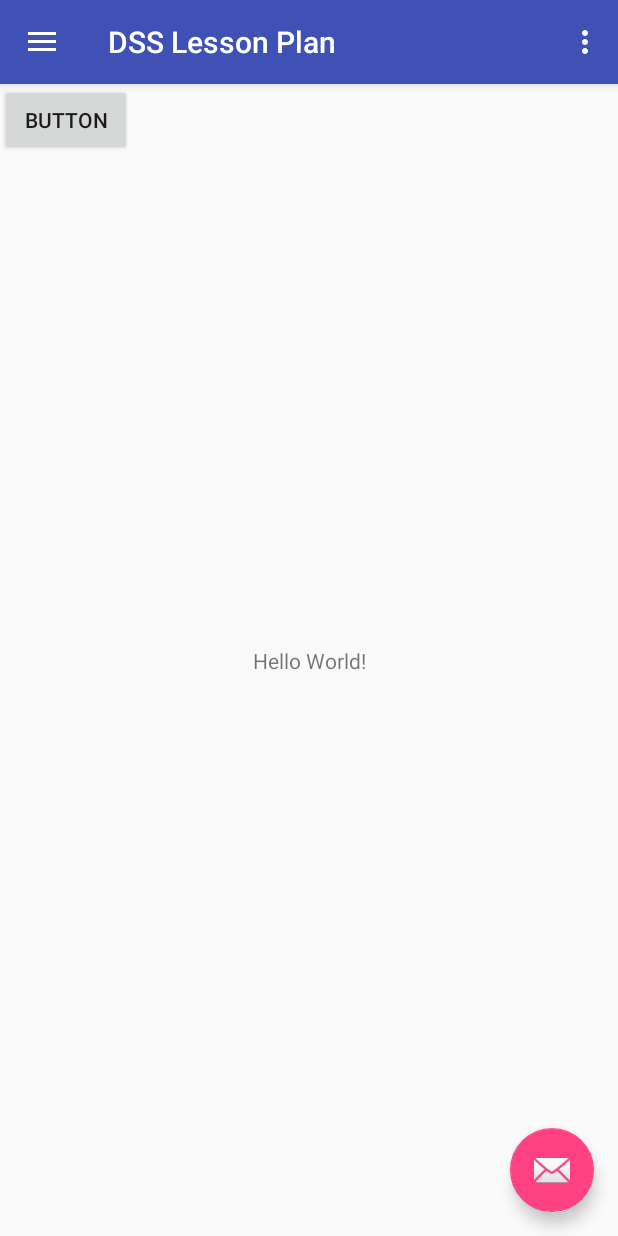
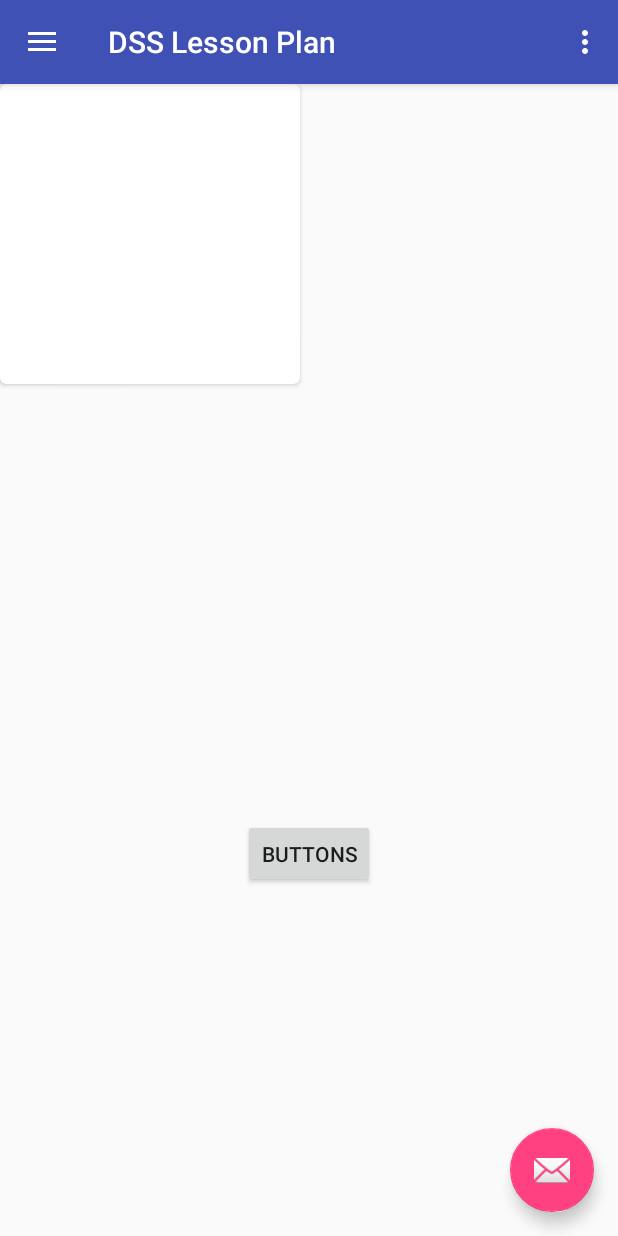
Before and after one commit to bhandarisaurav/DSSLessonPlan, an Android app: the screen it shows after launch (MainActivity), on a phone screen of 412 x 824 dp. Run offline under Robolectric (Android 15) with nearby library versions, the phone set to English and light mode, and no system bars.

Commit message:
Some Changes

```diff
--- a/app/build.gradle
+++ b/app/build.gradle
@@ -27,4 +27,5 @@ dependencies {
     testImplementation 'junit:junit:4.12'
     androidTestImplementation 'com.android.support.test:runner:1.0.1'
     androidTestImplementation 'com.android.support.test.espresso:espresso-core:3.0.1'
+    implementation 'com.android.support:cardview-v7:27.1.0'
 }
--- a/app/src/main/AndroidManifest.xml
+++ b/app/src/main/AndroidManifest.xml
@@ -19,7 +19,9 @@
                 <category android:name="android.intent.category.LAUNCHER" />
             </intent-filter>
         </activity>
-        <activity android:name=".night"/>
+        <activity android:name=".grades_list"
+            android:label="Part 1"
+            android:parentActivityName="com.dss.lessonplan.grades_list" />
     </application>
 
 </manifest>
--- a/app/src/main/java/com/dss/lessonplan/MainActivity.java
+++ b/app/src/main/java/com/dss/lessonplan/MainActivity.java
@@ -1,8 +1,8 @@
 package com.dss.lessonplan;
 
 import android.content.Intent;
-import android.net.Uri;
 import android.os.Bundle;
+import android.support.annotation.NonNull;
 import android.support.design.widget.FloatingActionButton;
 import android.support.design.widget.Snackbar;
 import android.view.View;
@@ -24,22 +24,21 @@ public class MainActivity extends AppCompatActivity
         super.onCreate(savedInstanceState);
         setContentView(R.layout.activity_main);
 
-        Button button = (Button) findViewById(R.id.button1);
+        Button button = findViewById(R.id.button1);
         button.setOnClickListener(new View.OnClickListener() {
-            public void onClick(View arg0) {
+            public void onClick(View view) {
 
-                // Start NewActivity.class
-                Intent myIntent = new Intent(MainActivity.this,night.class);
+                Intent myIntent = new Intent(MainActivity.this,grades_list.class);
                 startActivity(myIntent);
             }
         });
 
 
 
-        Toolbar toolbar = (Toolbar) findViewById(R.id.toolbar);
+        Toolbar toolbar = findViewById(R.id.toolbar);
         setSupportActionBar(toolbar);
 
-        FloatingActionButton fab = (FloatingActionButton) findViewById(R.id.fab);
+        FloatingActionButton fab = findViewById(R.id.fab);
         fab.setOnClickListener(new View.OnClickListener() {
             @Override
             public void onClick(View view) {
@@ -48,19 +47,19 @@ public class MainActivity extends AppCompatActivity
             }
         });
 
-        DrawerLayout drawer = (DrawerLayout) findViewById(R.id.drawer_layout);
+        DrawerLayout drawer =  findViewById(R.id.drawer_layout);
         ActionBarDrawerToggle toggle = new ActionBarDrawerToggle(
                 this, drawer, toolbar, R.string.navigation_drawer_open, R.string.navigation_drawer_close);
         drawer.addDrawerListener(toggle);
         toggle.syncState();
 
-        NavigationView navigationView = (NavigationView) findViewById(R.id.nav_view);
+        NavigationView navigationView =  findViewById(R.id.nav_view);
         navigationView.setNavigationItemSelectedListener(this);
     }
 
     @Override
     public void onBackPressed() {
-        DrawerLayout drawer = (DrawerLayout) findViewById(R.id.drawer_layout);
+        DrawerLayout drawer = findViewById(R.id.drawer_layout);
         if (drawer.isDrawerOpen(GravityCompat.START)) {
             drawer.closeDrawer(GravityCompat.START);
         } else {
@@ -92,7 +91,7 @@ public class MainActivity extends AppCompatActivity
 
     @SuppressWarnings("StatementWithEmptyBody")
     @Override
-    public boolean onNavigationItemSelected(MenuItem item) {
+    public boolean onNavigationItemSelected(@NonNull MenuItem item) {
         // Handle navigation view item clicks here.
         int id = item.getItemId();
 
@@ -114,7 +113,7 @@ public class MainActivity extends AppCompatActivity
 
         }
 
-        DrawerLayout drawer = (DrawerLayout) findViewById(R.id.drawer_layout);
+        DrawerLayout drawer =  findViewById(R.id.drawer_layout);
         drawer.closeDrawer(GravityCompat.START);
         return true;
     }
--- a/app/src/main/res/layout/content_main.xml
+++ b/app/src/main/res/layout/content_main.xml
@@ -8,20 +8,27 @@
     tools:context=".MainActivity"
     tools:showIn="@layout/app_bar_main">
 
-    <TextView
-        android:layout_width="wrap_content"
-        android:layout_height="wrap_content"
-        android:text="Hello World!"
-        app:layout_constraintBottom_toBottomOf="parent"
-        app:layout_constraintLeft_toLeftOf="parent"
-        app:layout_constraintRight_toRightOf="parent"
-        app:layout_constraintTop_toTopOf="parent" />
-
     <Button
         android:id="@+id/button1"
         android:layout_width="wrap_content"
-        android:layout_height="wrap_content"
-        android:text="@string/button" />
+        android:layout_height="46dp"
+        android:layout_marginBottom="232dp"
+        android:text="@string/button"
+        app:layout_constraintBottom_toBottomOf="parent"
+        app:layout_constraintLeft_toLeftOf="parent"
+        app:layout_constraintRight_toRightOf="parent" />
 
+    <android.support.v7.widget.CardView
+        xmlns:card_view="http://schemas.android.com/apk/res-auto"
+        android:id="@+id/card_view"
+        android:layout_gravity="center"
+        android:layout_width="200dp"
+        android:layout_height="200dp"
+        card_view:cardCornerRadius="4dp">
 
+        <TextView
+            android:id="@+id/info_text"
+            android:layout_width="match_parent"
+            android:layout_height="match_parent" />
+    </android.support.v7.widget.CardView>
 </android.support.constraint.ConstraintLayout>
--- a/app/src/main/res/values/strings.xml
+++ b/app/src/main/res/values/strings.xml
@@ -6,5 +6,5 @@
     <string name="nav_header_subtitle">lessonplan.sifal.dwit.edu.np</string>
     <string name="nav_header_desc">Navigation header</string>
     <string name="action_settings">Settings</string>
-    <string name="button">Button</string>
+    <string name="button">Buttons</string>
 </resources>
```
Also changed, not shown: app/src/main/java/com/dss/lessonplan/grades_list.java (added, +52 -0 lines), app/src/main/java/com/dss/lessonplan/night.java (deleted, +0 -14 lines), app/src/main/res/layout-night/night_layout.xml (deleted, +0 -30 lines), app/src/main/res/layout/grades_list.xml (added, +13 -0 lines).
